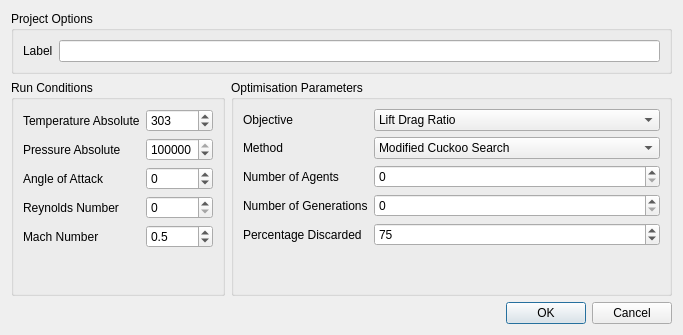
Old version of the form Gui/Dialogs/ConfigSimulationDialog.ui in the repository DrBenEvans/AerOptGUI.
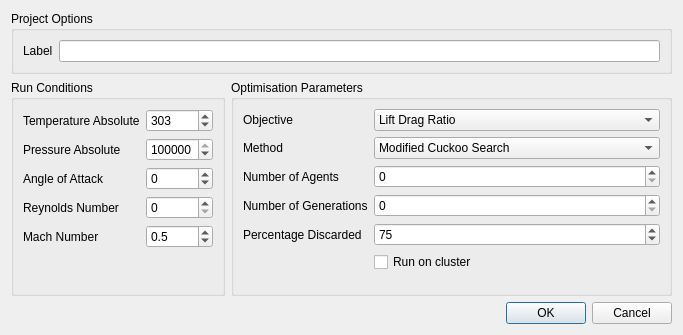
New version of the form.

Commit message: Ask for cluster username and password

Diff of the .ui file:
```diff
--- a/Gui/Dialogs/ConfigSimulationDialog.ui
+++ b/Gui/Dialogs/ConfigSimulationDialog.ui
@@ -326,6 +326,13 @@
             </property>
            </widget>
           </item>
+          <item row="5" column="1">
+           <widget class="QCheckBox" name="runOnCluster">
+            <property name="text">
+             <string>Run on cluster</string>
+            </property>
+           </widget>
+          </item>
          </layout>
         </widget>
        </item>
```
The commit also changes 12 other files.
